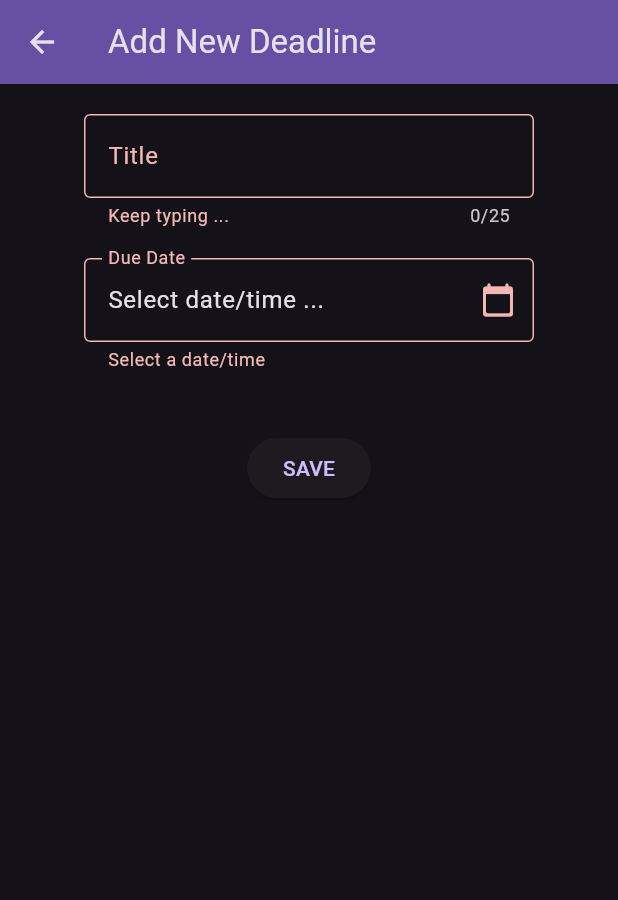
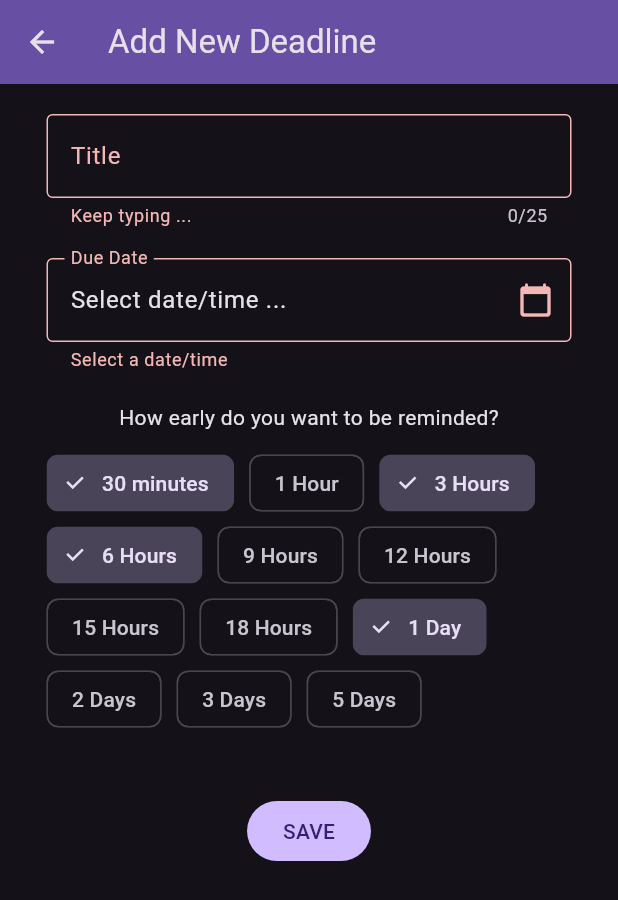
Before and after one commit to IfeSunmola/DeadlineReminder, a Flutter app: the NewDeadlinePage screen opened by its route, after a tap on "SAVE", on a phone screen of 412 x 824 dp. Shown: the top 900 px of the screen. Run offline on Flutter 3.47's test engine with Material 2 defaults, Android fonts, the light colour scheme and no system bars.

Commit message:
Added reminder dates option

```diff
--- a/lib/pages/home/new_deadline_page.dart
+++ b/lib/pages/home/new_deadline_page.dart
@@ -1,6 +1,32 @@
 import 'package:deadline_reminder/commons.dart';
 import 'package:flutter/material.dart';
 import 'package:intl/intl.dart';
+
+/*
+* Change this to use a different, more free format
+* */
+enum RemindDates {
+  thirtyMinutes(value: "30 minutes", time: Duration(minutes: 30)),
+  oneHour(value: "1 Hour", time: Duration(hours: 1)),
+  threeHours(value: "3 Hours", time: Duration(hours: 3)),
+  sixHours(value: "6 Hours", time: Duration(hours: 6)),
+  nineHours(value: "9 Hours", time: Duration(hours: 9)),
+  twelveHours(value: "12 Hours", time: Duration(hours: 12)),
+  fifteenHours(value: "15 Hours", time: Duration(hours: 15)),
+  eighteenHours(value: "18 Hours", time: Duration(hours: 18)),
+  oneDay(value: "1 Day", time: Duration(days: 1)),
+  twoDays(value: "2 Days", time: Duration(days: 2)),
+  threeDays(value: "3 Days", time: Duration(days: 3)),
+  fiveDays(value: "5 Days", time: Duration(days: 5));
+
+  const RemindDates({
+    required this.value,
+    required this.time,
+  });
+
+  final String value;
+  final Duration time;
+}
 
 class NewDeadlinePage extends StatefulWidget {
   const NewDeadlinePage({super.key});
@@ -11,21 +37,26 @@ class NewDeadlinePage extends StatefulWidget {
 
 class _NewDeadlinePageState extends State<NewDeadlinePage> {
   final _formKey = GlobalKey<FormState>();
-  var _isValidForm = false;
   static final minDate = DateTime.fromMicrosecondsSinceEpoch(0);
   final _dateController = TextEditingController(text: "Select date/time ...");
   var _chosenDateTime = minDate;
+  var selectedRemindDates = <RemindDates>{};
 
   @override
   void initState() {
     super.initState();
-    _dateController.addListener((){
+    selectedRemindDates.addAll([
+      RemindDates.thirtyMinutes,
+      RemindDates.threeHours,
+      RemindDates.sixHours,
+      RemindDates.oneDay
+    ]);
+    _dateController.addListener(() {
       if (_chosenDateTime != minDate) {
         final date = DateFormat("MMM dd, yyyy").format(_chosenDateTime);
         final time = DateFormat("hh:mm a").format(_chosenDateTime);
         _dateController.text = "$date at $time";
-      }
-      else {
+      } else {
         _dateController.text = "Select date/time ...";
       }
     });
@@ -38,14 +69,13 @@ class _NewDeadlinePageState extends State<NewDeadlinePage> {
   }
 
   void _saveBtnPressed() {
-    if (_formKey.currentState!.validate()) { // do valid form stuff here
-      setState(() {
-        _isValidForm = true;
-      });
-    } else {
-      setState(() {
-        _isValidForm = false;
-      });
+    if (_formKey.currentState!.validate() && _filterChipValidator()) {
+      ScaffoldMessenger.of(context).showSnackBar(
+        const SnackBar(
+          content: Text("Saving ..."),
+          duration: Duration(seconds: 1),
+        ),
+      );
     }
   }
 
@@ -53,7 +83,9 @@ class _NewDeadlinePageState extends State<NewDeadlinePage> {
     final today = DateTime.now();
     Future<TimeOfDay?> pickTime() => showTimePicker(
           context: context,
-      initialTime: _chosenDateTime == minDate ? TimeOfDay.fromDateTime(today) : TimeOfDay.fromDateTime(_chosenDateTime),
+          initialTime: _chosenDateTime == minDate
+              ? TimeOfDay.fromDateTime(today)
+              : TimeOfDay.fromDateTime(_chosenDateTime),
           initialEntryMode: TimePickerEntryMode.dialOnly,
         );
 
@@ -76,7 +108,6 @@ class _NewDeadlinePageState extends State<NewDeadlinePage> {
     });
   }
 
-
   String? _validateTitle(String value) {
     if (value.length < 3) {
       return "Keep typing ... ";
@@ -95,6 +126,10 @@ class _NewDeadlinePageState extends State<NewDeadlinePage> {
     return null;
   }
 
+  bool _filterChipValidator() {
+    return selectedRemindDates.isNotEmpty;
+  }
+
   @override
   Widget build(BuildContext context) {
     return SafeArea(
@@ -103,7 +138,8 @@ class _NewDeadlinePageState extends State<NewDeadlinePage> {
         backgroundColor: Theme.of(context).colorScheme.inversePrimary,
         title: const Text("Add New Deadline"),
       ),
-      body: Form(
+      body: SingleChildScrollView(
+        child: Form(
           key: _formKey,
           child: Center(
             child: Column(
@@ -111,7 +147,7 @@ class _NewDeadlinePageState extends State<NewDeadlinePage> {
                 verticalSpace(20),
                 // Title field
                 SizedBox(
-                width: 300,
+                  width: 350,
                   child: TextFormField(
                     maxLength: 25,
                     keyboardType: TextInputType.text,
@@ -128,7 +164,7 @@ class _NewDeadlinePageState extends State<NewDeadlinePage> {
                 verticalSpace(20),
                 // Date time
                 SizedBox(
-                width: 300,
+                  width: 350,
                   child: TextFormField(
                     controller: _dateController,
                     readOnly: true,
@@ -144,9 +180,43 @@ class _NewDeadlinePageState extends State<NewDeadlinePage> {
                   ),
                 ),
                 verticalSpace(20),
+                // How early do you want to be reminded?
+                const Text("How early do you want to be reminded?"),
+                verticalSpace(10),
+                SizedBox(
+                  width: 350,
+                  child: Wrap(
+                    spacing: 10,
+                    children: RemindDates.values.map((date) {
+                      return FilterChip(
+                        label: Text(date.value),
+                        selected: selectedRemindDates.contains(date),
+                        onSelected: (selected) {
+                          setState(() {
+                            if (selected) {
+                              selectedRemindDates.add(date);
+                            } else {
+                              selectedRemindDates.remove(date);
+                            }
+                          });
+                        },
+                      );
+                    }).toList(),
+                  ),
+                ),
+                verticalSpace(10),
+                Visibility(
+                  visible: !_filterChipValidator(),
+                  child: Text(
+                    "Select at least one",
+                    style: TextStyle(color: Theme.of(context).colorScheme.error),
+                  ),
+                ),
                 verticalSpace(20),
-              ElevatedButton(onPressed: () => {_saveBtnPressed()}, child: const Text("SAVE")),
+                const SizedBox(height: 10.0),
+                FilledButton(onPressed: () => {_saveBtnPressed()}, child: const Text("SAVE")),
               ],
+            ),
           ),
         ),
       ),
```
Lines whose indentation alone changed are shown as unchanged.
